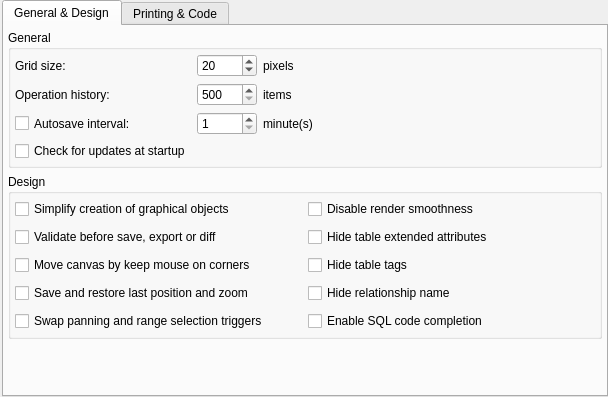
Qt form libpgmodeler_ui/ui/generalconfigwidget.ui (pgmodeler/pgmodeler) before a commit.
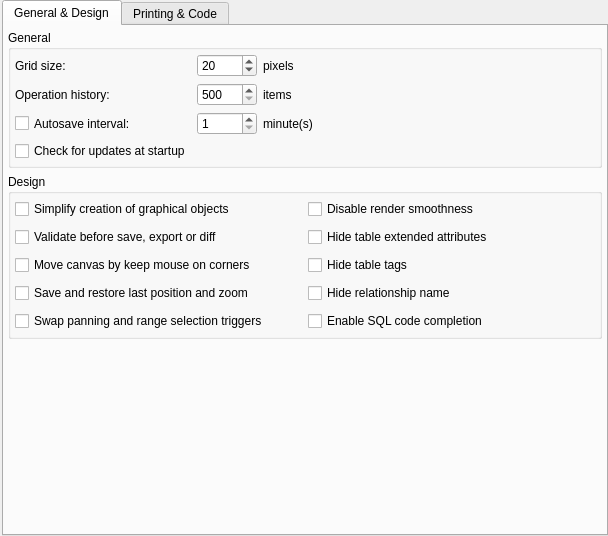
The same form after that commit.

The edit to the form file:
```diff
--- a/libpgmodeler_ui/ui/generalconfigwidget.ui
+++ b/libpgmodeler_ui/ui/generalconfigwidget.ui
@@ -7,7 +7,7 @@
     <x>0</x>
     <y>0</y>
     <width>608</width>
-    <height>397</height>
+    <height>536</height>
    </rect>
   </property>
   <property name="minimumSize">
```
